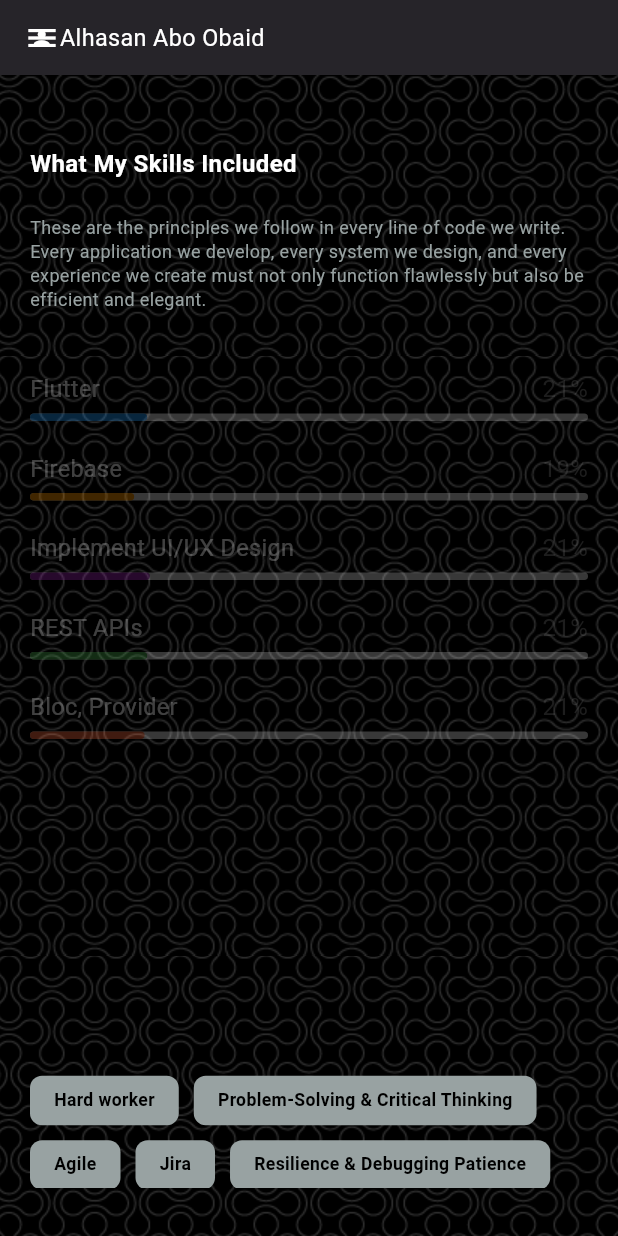
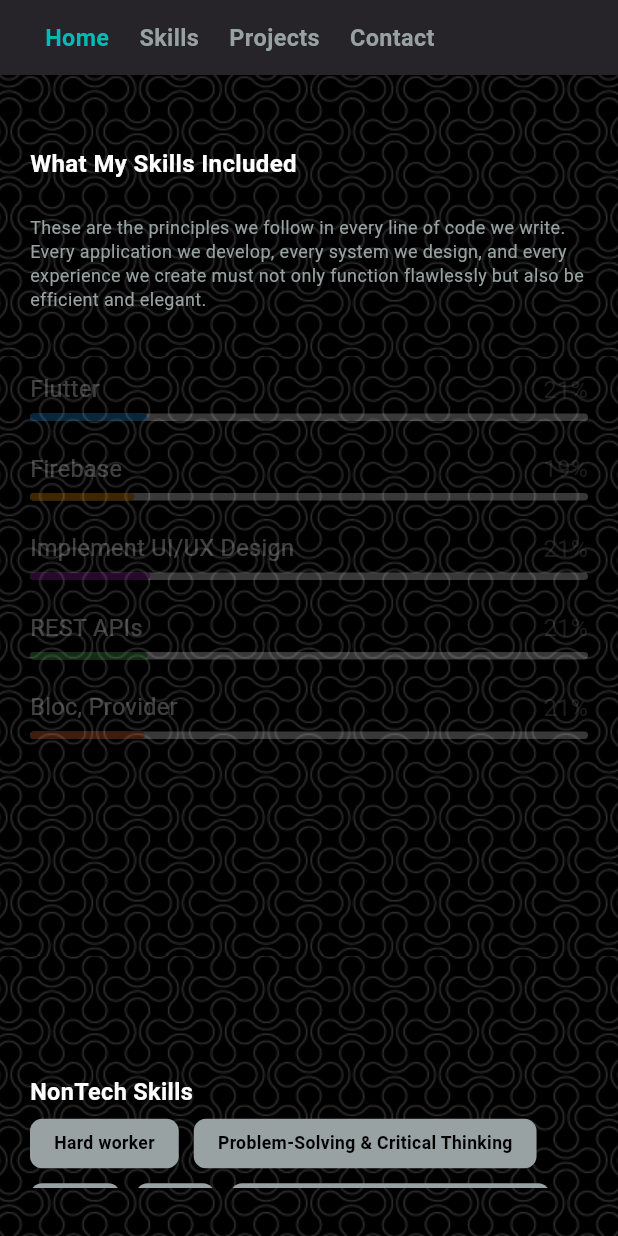
Before and after one commit to alhasan-s-aboobaid/alhasan-s-aboobaid.github.io, a Flutter app: the screen it shows after launch, swiped to page 2, on a phone screen of 412 x 824 dp. Run offline on Flutter 3.47's test engine with Material 3 defaults, Android fonts, the light colour scheme and no system bars; our stand-ins replace flutter_screenutil, font_awesome_flutter.

Commit message:
fix sizes

```diff
--- a/lib/pages/home/home_page.dart
+++ b/lib/pages/home/home_page.dart
@@ -38,8 +38,8 @@ class _HomePageState extends State<HomePage> {
 
     return Scaffold(
       key: _scaffoldKey,
-      drawer: const CustomDrawer(),
-      drawerScrimColor: Colors.black.withOpacity(0.5),
+      //drawer: const CustomDrawer(),
+      //drawerScrimColor: Colors.black.withOpacity(0.5),
       appBar: CustomAppBar(sizes: sizes, ),
       body: Container(
         width: MediaQuery.of(context).size.width,
--- a/lib/pages/home/widgets/appbar.dart
+++ b/lib/pages/home/widgets/appbar.dart
@@ -44,7 +44,7 @@ class _CustomAppBarState extends State<CustomAppBar> {
         padding: EdgeInsets.symmetric(horizontal: widget.sizes.sectionPadding),
         child: Align(
             alignment: Alignment.center,
-            child: isDesktop ? _buildDesktopNav(pageProvider) : _buildMobileNav()),
+            child:  _buildDesktopNav(pageProvider)),
       ),
     );
   }
@@ -63,7 +63,7 @@ class _CustomAppBarState extends State<CustomAppBar> {
           ],
         ),
 
-        // Social Icons & Theme Toggle
+        if(ScreenSizeUtil.getScreenType(context) == ScreenType.desktop)
         Row(
           children: [
             _socialIcon(FontAwesomeIcons.facebook, onTap: () {
@@ -89,7 +89,6 @@ class _CustomAppBarState extends State<CustomAppBar> {
                 .bodyRegularLarge
                 .copyWith(color: Theme.of(context).themeColors.textBody)),
 
-        //Icon(Icons.wb_sunny, color: Colors.yellow), // Theme Toggle
       ],
     );
   }
@@ -123,6 +122,7 @@ class _CustomAppBarState extends State<CustomAppBar> {
             return Text(
               text[i],
               style: Theme.of(context).styles.headingLarge.copyWith(
+                fontSize: ScreenSizeUtil.getScreenType(context) == ScreenType.desktop ? null : 16.sp,
                 color: i < charsToFill
                     ? Theme.of(context).themeColors.primaryColor // Color for filled characters
                     : Theme.of(context).themeColors.disabledButton,
--- a/lib/pages/skills/widgets/left_skills.dart
+++ b/lib/pages/skills/widgets/left_skills.dart
@@ -83,7 +83,7 @@ class _LeftSkillsState extends State<LeftSkills> {
                             Text(
                               '${(value * 100).toStringAsFixed(0)}%',
                               style: TextStyle(
-                                fontSize: 16,
+                                fontSize: 16.sp,
                                 color: Colors.grey[600],
                               ),
                             ),
--- a/lib/pages/skills/widgets/right_skills.dart
+++ b/lib/pages/skills/widgets/right_skills.dart
@@ -1,4 +1,5 @@
 import 'package:alhasan_abo_obaid/core/theme_manager/base_theme/base_theme_extension.dart';
+import 'package:alhasan_abo_obaid/core/theme_manager/text_theme/text_theme_extension.dart';
 import 'package:alhasan_abo_obaid/core/utils/extensions.dart';
 import 'package:flutter/material.dart';
 import 'package:flutter_screenutil/flutter_screenutil.dart';
@@ -30,7 +31,14 @@ class _RightSkillsState extends State<RightSkills> {
 
   @override
   Widget build(BuildContext context) {
-    return SizedBox(
+    return Column(
+      crossAxisAlignment: CrossAxisAlignment.start,
+      children: [
+        Text("NonTech Skills", style: Theme.of(context).styles.headingSmall.copyWith(
+            color: Colors.white
+        ),),
+        8.verticalSpace,
+        SizedBox(
           width: MediaQuery.of(context).size.width,
           child: Column(
             crossAxisAlignment: CrossAxisAlignment.start,
@@ -74,6 +82,8 @@ class _RightSkillsState extends State<RightSkills> {
               ),
             ],
           ),
+        ),
+      ],
     );
   }
 }
```
Lines whose indentation alone changed are shown as unchanged.
